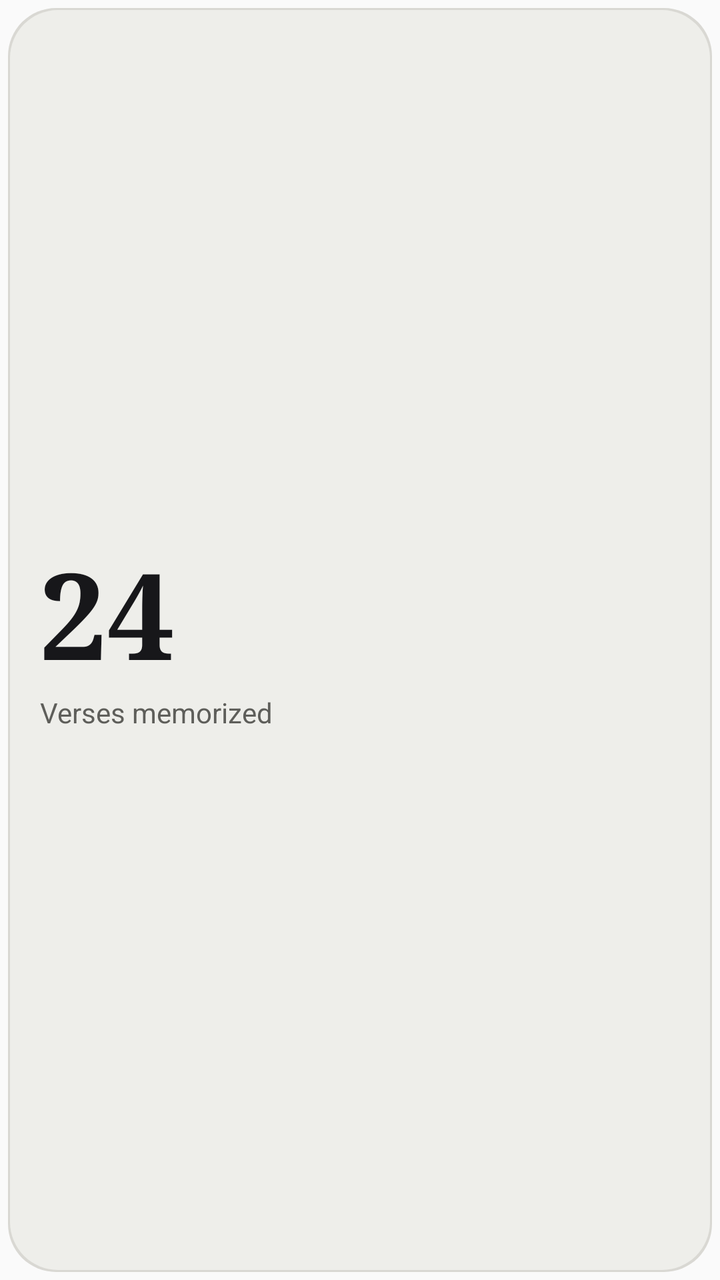
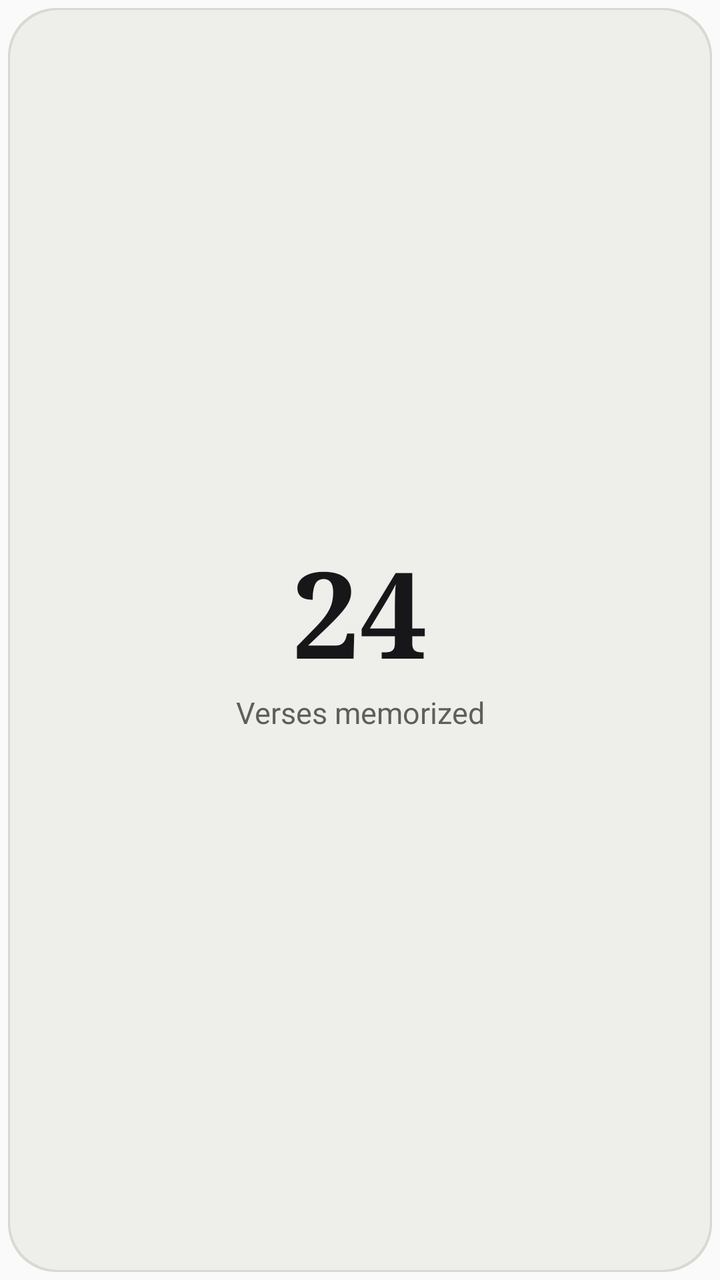

The first picture is an Android layout as it rendered before a commit; the second is the same layout after the commit. The layout source and the unified diff follow.
<!-- AndroidManifest.xml: application theme AppTheme -->
<!-- res/layout/widget_preview_stats.xml -->
<?xml version="1.0" encoding="utf-8"?>
<FrameLayout xmlns:android="http://schemas.android.com/apk/res/android"
    android:layout_width="match_parent"
    android:layout_height="match_parent"
    android:padding="4dp">

    <ImageView
        android:layout_width="match_parent"
        android:layout_height="match_parent"
        android:scaleType="fitXY"
        android:src="@drawable/widget_card"
        android:tint="@color/widget_preview_border" />

    <ImageView
        android:layout_width="match_parent"
        android:layout_height="match_parent"
        android:layout_margin="1dp"
        android:scaleType="fitXY"
        android:src="@drawable/widget_card"
        android:tint="@color/widget_preview_surface" />

    <LinearLayout
        android:layout_width="match_parent"
        android:layout_height="match_parent"
        android:gravity="center_vertical"
        android:orientation="vertical"
        android:paddingStart="16dp"
        android:paddingEnd="16dp">

        <TextView
            android:layout_width="match_parent"
            android:layout_height="wrap_content"
            android:fontFamily="serif"
            android:includeFontPadding="false"
            android:maxLines="1"
            android:text="24"
            android:textColor="@color/widget_preview_foreground"
            android:autoSizeMaxTextSize="60sp"
                android:autoSizeMinTextSize="26sp"
                android:autoSizeStepGranularity="2sp"
                android:autoSizeTextType="uniform"
                android:textSize="60sp"
            android:textStyle="bold" />

        <TextView
            android:layout_width="match_parent"
            android:layout_height="wrap_content"
            android:layout_marginTop="2dp"
            android:maxLines="2"
            android:text="@string/widget_memorized"
            android:textColor="@color/widget_preview_muted"
            android:textSize="14sp" />
    </LinearLayout>
</FrameLayout>
<!-- resources referenced by this layout -->
<resources>
  <color name="widget_preview_border">#D9D8D3</color>
  <color name="widget_preview_foreground">#17171A</color>
  <color name="widget_preview_muted">#5E5E5A</color>
  <color name="widget_preview_surface">#EEEEEA</color>
  <!-- drawable widget_card (drawable) -->
  <?xml version="1.0" encoding="utf-8"?>
  <shape xmlns:android="http://schemas.android.com/apk/res/android" android:shape="rectangle">
      <solid android:color="#FFFFFFFF" />
      <corners android:radius="24dp" />
  </shape>
  <string name="widget_memorized">Verses memorized</string>
  <style name="AppTheme" parent="Theme.AppCompat.Light.DarkActionBar">
          
          <item name="colorPrimary">@color/colorPrimary</item>
          <item name="colorPrimaryDark">@color/colorPrimaryDark</item>
          <item name="colorAccent">@color/colorAccent</item>
      </style>
</resources>

<!-- the commit's change to res/layout/widget_preview_stats.xml (unified diff, before → after) -->
@@ -22,7 +22,7 @@
     <LinearLayout
         android:layout_width="match_parent"
         android:layout_height="match_parent"
-        android:gravity="center_vertical"
+        android:gravity="center"
         android:orientation="vertical"
         android:paddingStart="16dp"
         android:paddingEnd="16dp">
@@ -31,6 +31,7 @@
             android:layout_width="match_parent"
             android:layout_height="wrap_content"
             android:fontFamily="serif"
+            android:gravity="center_horizontal"
             android:includeFontPadding="false"
             android:maxLines="1"
             android:text="24"
@@ -46,9 +47,10 @@
             android:layout_width="match_parent"
             android:layout_height="wrap_content"
             android:layout_marginTop="2dp"
+            android:gravity="center_horizontal"
             android:maxLines="2"
             android:text="@string/widget_memorized"
             android:textColor="@color/widget_preview_muted"
-            android:textSize="14sp" />
+            android:textSize="15sp" />
     </LinearLayout>
 </FrameLayout>
